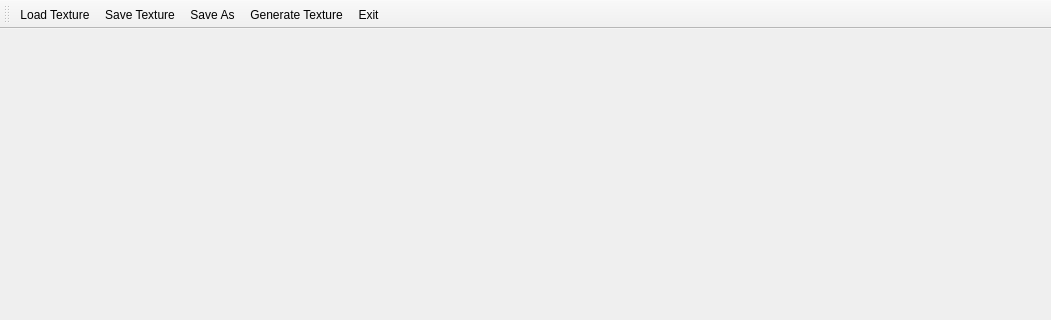
maxlambertini/Warp2010, file jstexture/mainwindow.ui: the form before one commit; both pictures show x 0 to 1051 and y 0 to 320 of the 1051 by 692 pixel window.
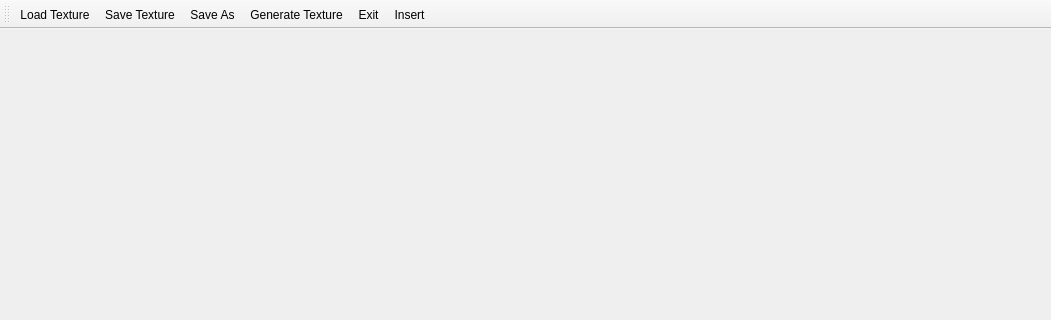
The form after the commit.

```diff
--- a/jstexture/mainwindow.ui
+++ b/jstexture/mainwindow.ui
@@ -26,6 +26,7 @@
    <addaction name="actionSave_As"/>
    <addaction name="action_Generate_Texture"/>
    <addaction name="action_Exit"/>
+   <addaction name="actionInsert"/>
   </widget>
   <widget class="QStatusBar" name="statusBar"/>
   <action name="action_Load_Texture">
@@ -53,6 +54,11 @@
     <string>Save &amp;As...</string>
    </property>
   </action>
+  <action name="actionInsert">
+   <property name="text">
+    <string>Insert</string>
+   </property>
+  </action>
  </widget>
  <layoutdefault spacing="6" margin="11"/>
  <resources/>
```
